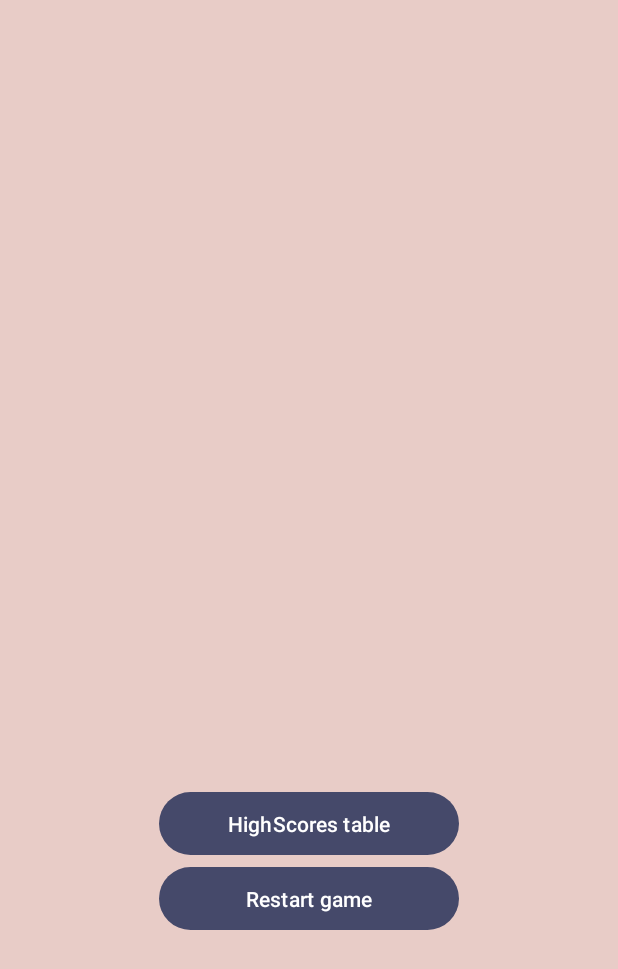
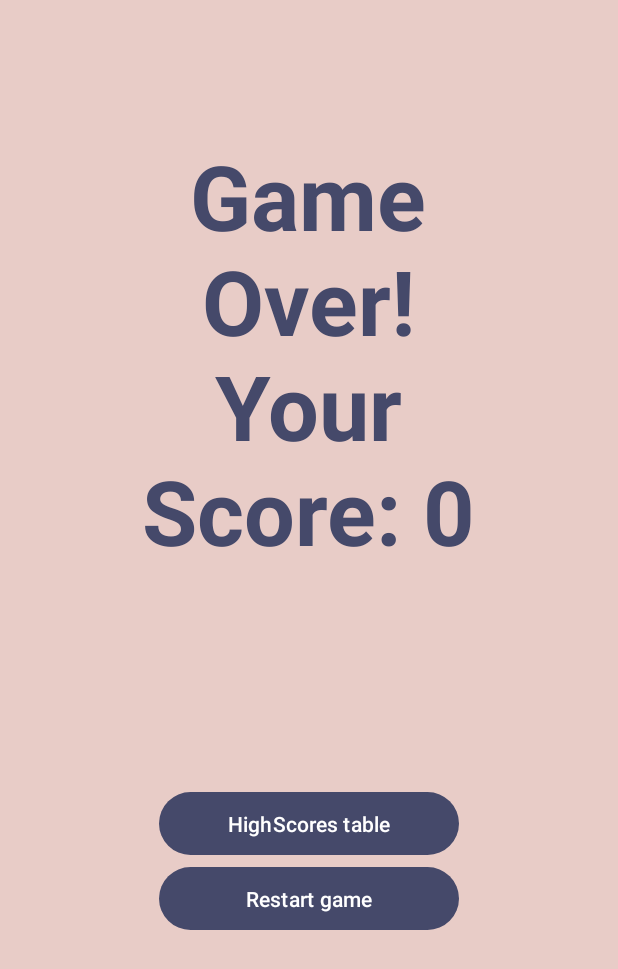
Before and after one commit to idunsky855/Paper-Ball, an Android app: the GameEndedActivity screen opened directly, with no data from a screen before it, on a phone screen of 412 x 824 dp. Shown: the top 969 px of the screen. Run offline under Robolectric (Android 15) with nearby library versions, the phone set to English and light mode, and no system bars; 1 statement that could not run was skipped.

```diff
--- a/app/src/main/java/com/example/paperball/GameEndedActivity.kt
+++ b/app/src/main/java/com/example/paperball/GameEndedActivity.kt
@@ -43,8 +43,13 @@ class GameEndedActivity : AppCompatActivity() {
 
     private fun initViews() {
         val bundle: Bundle? = intent.extras
-        val text = bundle?.getString(Constants.STATUS_KEY)
-        game_ended_LBL_score.text = text
+        score = bundle?.getInt(Constants.GAME_SCORE_KEY)!!
+        game_ended_LBL_score.text = buildString {
+            append("Game Over!\n")
+            append("Your Score: ${score}")
+        }
+
+
 
         gameEnded_BTN_restart.setOnClickListener {
             transactToMainActivity()
@@ -102,6 +107,7 @@ class GameEndedActivity : AppCompatActivity() {
                 scorelist.addScore(Score( username, score, lat, long))
                 scorelist.scoresArrayList.sort()
                 val scorelistString=gson.toJson(scorelist)
+                Log.w("ScoreList", "Json: $scorelistString ")
                 sharedPreferencesManager.putString(Constants.SCORES_KEY,scorelistString)
 
             }
--- a/app/src/main/java/com/example/paperball/MainActivity.kt
+++ b/app/src/main/java/com/example/paperball/MainActivity.kt
@@ -102,11 +102,7 @@ class MainActivity : AppCompatActivity() {
     private fun goToNextActivity() {
         val intent = Intent(this, GameEndedActivity::class.java)
         val b = Bundle()
-        val str = buildString {
-            append("Game Over!\n")
-            append("Your Score: ${main_LBL_score.text.toString()}")
-        }
-        b.putString(Constants.STATUS_KEY, str)
+        b.putInt(Constants.GAME_SCORE_KEY, gameManager!!.getScore())
         use_buttons?.let { b.putBoolean(Constants.BUTTONS_KEY, it) }
         intent.putExtras(b)
         startActivity(intent)
--- a/app/src/main/java/com/example/paperball/fragments/HighscoresFragment.kt
+++ b/app/src/main/java/com/example/paperball/fragments/HighscoresFragment.kt
@@ -8,7 +8,6 @@ import android.view.View
 import android.view.ViewGroup
 import androidx.recyclerview.widget.LinearLayoutManager
 import androidx.recyclerview.widget.RecyclerView
-import com.example.paperball.R
 import com.example.paperball.adapter.ScoreAdapter
 import com.example.paperball.databinding.FragmentHighscoresBinding
 import com.example.paperball.interfaces.Callback_HighscoresCallback
@@ -30,7 +29,7 @@ class HighscoresFragment : Fragment(){
         binding=FragmentHighscoresBinding.inflate(inflater,container,false)
         val view=binding.root
         val scoreList= SharedPreferencesManager.getInstance().getScoreListFromSP()
-        val scoreAdapter= ScoreAdapter(scoreList.scoresArrayList)
+        val scoreAdapter = ScoreAdapter(scoreList.scoresArrayList)
         scoreAdapter.callback_ScoreCallback = object : Callback_ScoreCallback {
             override fun scoreClicked(score: Score, position: Int) {
                 highscoresCallback?.getLocation(score.lat,score.lon)
--- a/app/src/main/java/com/example/paperball/utilities/Constants.kt
+++ b/app/src/main/java/com/example/paperball/utilities/Constants.kt
@@ -12,7 +12,7 @@ class Constants {
         const val BUTTONS_KEY = "use_buttons"
         const val DATA_KEY = "data"
         const val SCORES_KEY = "scores"
-        const val GAME_ENDED_SCORE_KEY = "game_score"
+        const val GAME_SCORE_KEY = "game_score"
     }
 
 
--- a/app/src/main/res/layout/fragment_highscores.xml
+++ b/app/src/main/res/layout/fragment_highscores.xml
@@ -9,7 +9,7 @@
     <com.google.android.material.textview.MaterialTextView
         android:id="@+id/scores_LBL_title"
         android:layout_width="match_parent"
-        android:layout_height="@dimen/table_score_default_line_height"
+        android:layout_height="@dimen/table_Scores_title_height"
         android:layout_margin="5dp"
         android:gravity="center"
         android:text="@string/highscore_table"
--- a/app/src/main/res/layout/fragment_score.xml
+++ b/app/src/main/res/layout/fragment_score.xml
@@ -35,7 +35,8 @@
                 android:textSize="@dimen/score_table_string_size"
                 android:textColor="@color/night_blue"
                 android:background="@color/pale_pink"
-                tools:text="Name" />
+                tools:text="Name"
+                android:gravity="center"/>
 
             <com.google.android.material.textview.MaterialTextView
                 android:id="@+id/score_LBL_score"
@@ -48,7 +49,8 @@
                 android:textSize="@dimen/score_table_string_size"
                 android:textColor="@color/night_blue"
                 android:background="@color/pale_pink"
-                tools:text="Score" />
+                tools:text="Score"
+                android:gravity="center"/>
         </LinearLayout>
     </androidx.cardview.widget.CardView>
 </androidx.constraintlayout.widget.ConstraintLayout>
--- a/app/src/main/res/values/dimens.xml
+++ b/app/src/main/res/values/dimens.xml
@@ -28,9 +28,10 @@
     <dimen name="game_ended_LBL_margin">90dp</dimen>
     <dimen name="default_highscores_padding">16dp</dimen>
     <dimen name="score_table_string_size">15sp</dimen>
-    <dimen name="score_table_default_margin">3dp</dimen>
+    <dimen name="score_table_default_margin">5dp</dimen>
     <dimen name="table_score_default_line_height">40dp</dimen>
     <dimen name="table_default_margin">5dp</dimen>
     <dimen name="default_elevation">10dp</dimen>
     <dimen name="table_title_size">30sp</dimen>
+    <dimen name="table_Scores_title_height">60dp</dimen>
 </resources>
```
